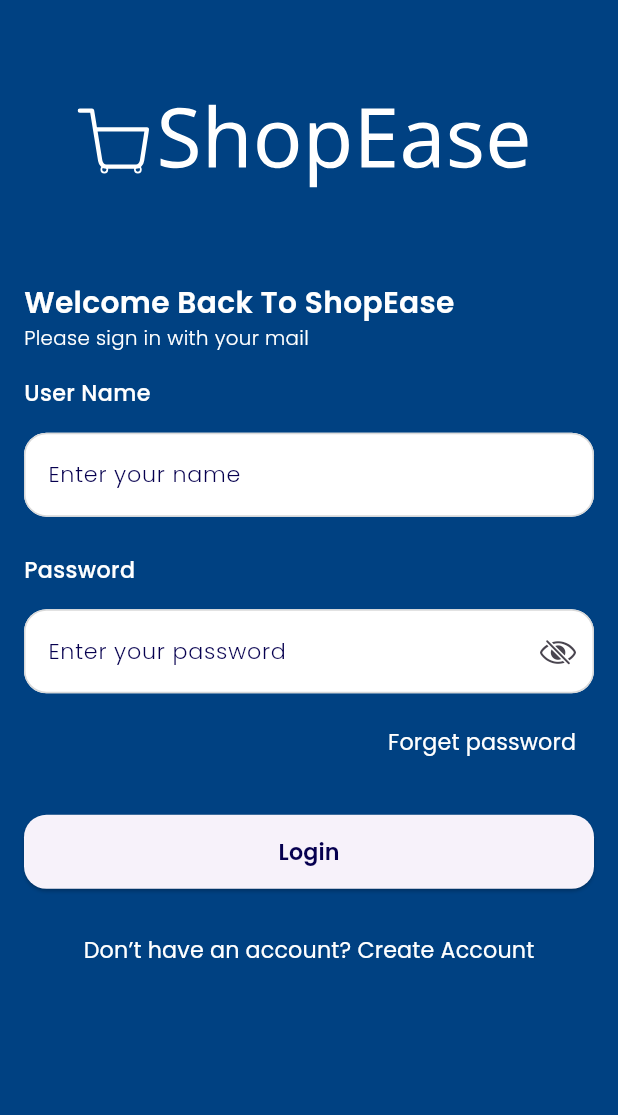
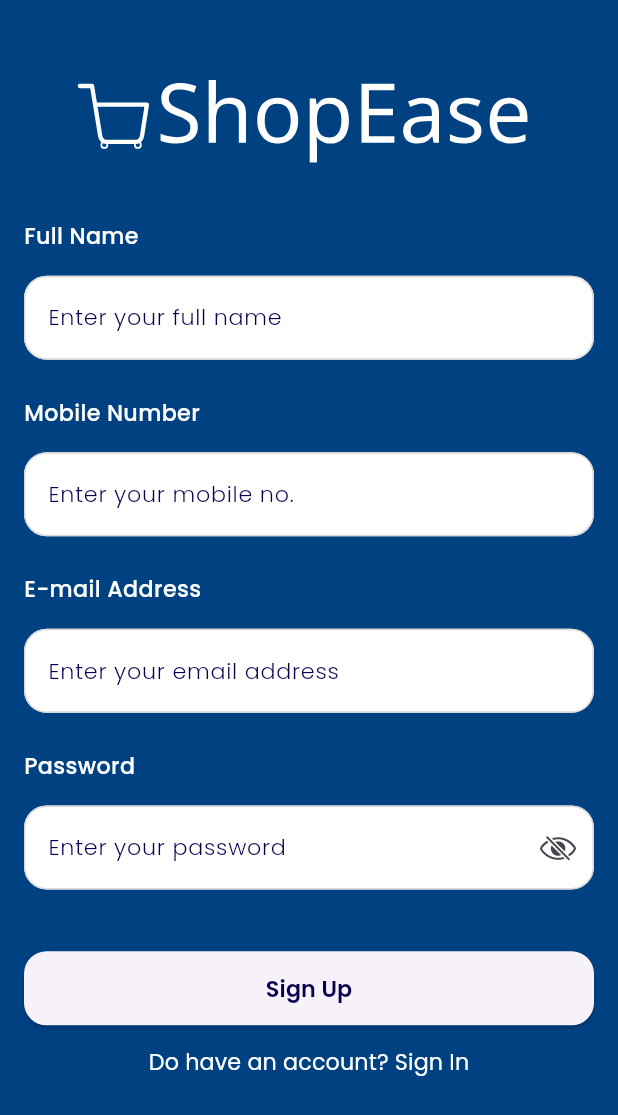
Before and after one commit to MostafaEsmail98/e_commerce, a Flutter app: the SignIn screen opened by its route, after a tap on "Don’t have an account? Create Account", on a phone screen of 412 x 824 dp. Shown: the top 1115 px of the screen. Run offline on Flutter 3.47's test engine with Material 3 defaults, Android fonts, the phone set to English and light mode, and no system bars; our stand-ins replace bloc, connectivity_plus, dartz, dio, flutter_bloc, flutter_svg and 3 more; accounts and stored records are empty.

Commit message:
finish sign up screen

```diff
--- a/lib/core/utils/routes.dart
+++ b/lib/core/utils/routes.dart
@@ -1,4 +1,5 @@
 import 'package:e_commrece/features/auth/presentation/screens/sign_in.dart';
+import 'package:e_commrece/features/auth/presentation/screens/sign_up.dart';
 import 'package:go_router/go_router.dart';
 
 import '../../features/splash/splash.dart';
@@ -12,6 +13,9 @@ abstract class AppRouter {
   ),    GoRoute(
     path: '/SignIn',
     builder: (context, state) => const SignIn(),
+  ),   GoRoute(
+    path: '/SignUp',
+    builder: (context, state) => const SignUp(),
   ),
 
     ]
--- a/lib/features/auth/presentation/screens/sign_in.dart
+++ b/lib/features/auth/presentation/screens/sign_in.dart
@@ -6,6 +6,7 @@ import 'package:e_commrece/features/auth/presentation/widgets/custom_text_button
 import 'package:e_commrece/features/auth/presentation/widgets/custom_text_field.dart';
 import 'package:flutter/material.dart';
 import 'package:flutter_bloc/flutter_bloc.dart';
+import 'package:go_router/go_router.dart';
 import '../../../../core/utils/custom_space_height.dart';
 import '../widgets/custom_button.dart';
 import '../widgets/custom_logo.dart';
@@ -68,8 +69,8 @@ class SignIn extends StatelessWidget {
                   validator: (val) {
                     if (val!.isEmpty) {
                       return "Password cannot be empty";
-                    } else if (val.length <= 8) {
-                      return "Password should be more than 8 letters";
+                    } else if (val.length < 8) {
+                      return "Password should be more than 7 letters";
                     }
                     return null;
                   },
@@ -87,11 +88,15 @@ class SignIn extends StatelessWidget {
                   },
                 ),
                 const CustomSpaceHeight(height: .02),
-                const Center(
+                 Center(
                   child: CustomTextButton(
+                    onPressed: () {
+                      GoRouter.of(context).push("/SignUp");
+                    },
                     text: "Don’t have an account? Create Account",
                   ),
                 ),
+                const CustomSpaceHeight(height: .02),
               ],
             ),
           ),
--- /dev/null
+++ b/lib/features/auth/presentation/screens/sign_up.dart
@@ -0,0 +1,116 @@
+import 'package:e_commrece/core/utils/app_styles.dart';
+import 'package:e_commrece/core/utils/custom_space_height.dart';
+import 'package:e_commrece/core/utils/string.dart';
+import 'package:e_commrece/features/auth/presentation/widgets/custom_logo.dart';
+import 'package:e_commrece/features/auth/presentation/widgets/custom_text_field.dart';
+import 'package:flutter/material.dart';
+import 'package:go_router/go_router.dart';
+
+import '../../../../core/utils/k_colors.dart';
+import '../widgets/custom_text_button.dart';
+
+class SignUp extends StatelessWidget {
+  const SignUp({super.key});
+
+  @override
+  Widget build(BuildContext context) {
+    TextEditingController nameController = TextEditingController();
+    TextEditingController mobilController = TextEditingController();
+    TextEditingController emailController = TextEditingController();
+    TextEditingController passwordController = TextEditingController();
+    GlobalKey <FormState>key = GlobalKey();
+    return Scaffold(
+      backgroundColor: backGround,
+      body: SingleChildScrollView(
+        child: Padding(
+          padding: const EdgeInsets.symmetric(horizontal: 16.0),
+          child: Form(
+            key: key,
+            child: Column(
+              children: [
+                const CustomLogo(),
+                CustomTextField(
+                    validator: (val) {
+                      if (val!.isEmpty) {
+                        return "Name cannot be empty";
+                      }
+                      return null;
+                    },
+                    text: "Enter your full name",
+                    controller: nameController,
+                    title: "Full Name"),
+                const CustomSpaceHeight(height: .03),
+                CustomTextField(
+                    validator: (val) {
+                      if (val!.isEmpty) {
+                        return "Mobil cannot be empty";
+                      } else if (val.length < 11) {
+                        return "Mobil should be more than 11 letters";
+                      }
+                      return null;
+                    },
+                    text: "Enter your mobile no.",
+                    controller: mobilController,
+                    title: "Mobile Number"),
+                const CustomSpaceHeight(height: .03),
+                CustomTextField(
+                    validator: (val) {
+                      if (val!.isEmpty) {
+                        return "Email cannot be empty";
+                      } else if (!val.emailValid) {
+                        return "This should be valid Email.";
+                      }
+                      return null;
+                    },
+                    text: "Enter your email address",
+                    controller: emailController,
+                    title: "E-mail Address"),
+                const CustomSpaceHeight(height: .03),
+                CustomTextField(
+                    validator: (val) {
+                      if (val!.isEmpty) {
+                        return "Password cannot be empty";
+                      } else if (val.length < 8) {
+                        return "Password should be more than 7 letters";
+                      }
+                      return null;
+                    },
+                    isPassword: true,
+                    text: "Enter your password",
+                    controller: passwordController,
+                    title: "Password"),
+                const CustomSpaceHeight(height: .05),
+                ElevatedButton(
+                    style: ButtonStyle(
+                        shape: WidgetStatePropertyAll(RoundedRectangleBorder(
+                            borderRadius: BorderRadius.circular(15)))),
+                    onPressed: () {
+                      if (key.currentState!.validate()) {
+                      }
+                    },
+                    child: SizedBox(
+                      height: MediaQuery.sizeOf(context).height * .06,
+                      width: double.maxFinite,
+                      child: Center(
+                          child: Text(
+                        "Sign Up",
+                        style: AppStyles.textSemiBold18(context),
+                      )),
+                    )),
+                Center(
+                  child: CustomTextButton(
+                    onPressed: () {
+                      GoRouter.of(context).push("/SignIn");
+                    },
+                    text: "Do have an account? Sign In",
+                  ),
+                ),
+                const CustomSpaceHeight(height: .03),
+              ],
+            ),
+          ),
+        ),
+      ),
+    );
+  }
+}
--- a/lib/features/auth/presentation/widgets/custom_text_button.dart
+++ b/lib/features/auth/presentation/widgets/custom_text_button.dart
@@ -1,22 +1,25 @@
-
 import 'package:flutter/material.dart';
 
 import '../../../../core/utils/app_styles.dart';
 
 class CustomTextButton extends StatelessWidget {
   const CustomTextButton({
-    super.key, required this.text,
+    super.key,
+    required this.text,
+    this.onPressed,
   });
-  final String text ;
+
+  final String text;
+
+  final void Function()? onPressed;
 
   @override
   Widget build(BuildContext context) {
     return TextButton(
-        onPressed: () {},
+        onPressed: onPressed,
         child: Text(
           text,
-          style: AppStyles.textRegular18(context)
-              .copyWith(color: Colors.white),
+          style: AppStyles.textRegular18(context).copyWith(color: Colors.white),
         ));
   }
 }
```
